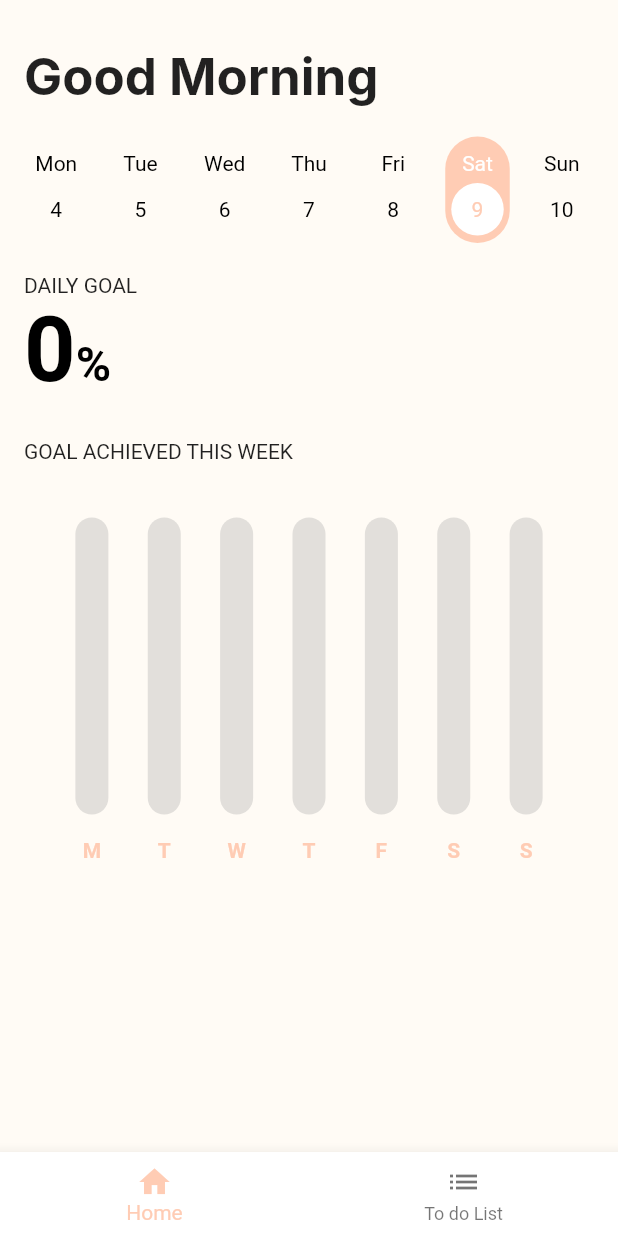
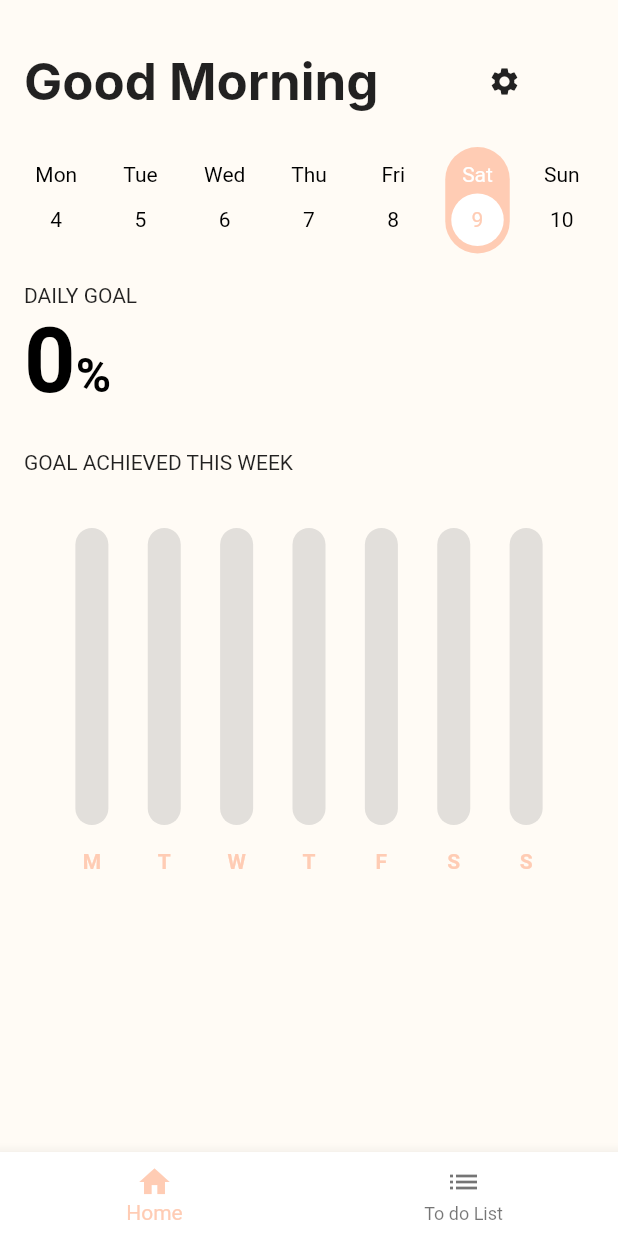
Before and after one commit to GianMen91/my_new_habits, a Flutter app: the screen it shows after launch, on a phone screen of 412 x 824 dp. Run offline on Flutter 3.47's test engine with Material 2 defaults, Android fonts, the phone set to English and light mode, and no system bars; drawn by our look-alikes of fl_chart; our stand-ins replace flutter_datetime_picker, flutter_local_notifications, sqflite, timezone; accounts and stored records are empty; Roboto replaces fonts that are missing (Inter).

Commit message:
add navigation to settings

```diff
--- a/lib/home.dart
+++ b/lib/home.dart
@@ -1,5 +1,6 @@
 import 'package:fl_chart/fl_chart.dart';
 import 'package:flutter/material.dart';
+import 'package:newmehabits2/settings.dart';
 import 'package:newmehabits2/todo_history.dart';
 import 'costants/constants.dart';
 import 'todo.dart';
@@ -100,6 +101,17 @@ class _HomePageWidgetState extends State<HomePageWidget> {
                             fontSize: 34,
                             fontWeight: FontWeight.bold,
                           ),
+                        ),
+                        const SizedBox(width: 60),
+                        IconButton(
+                          onPressed: () {
+                            Navigator.push(
+                              context,
+                              MaterialPageRoute(builder: (context) =>  Settings(onFavouriteChange: _loadTodosFromDatabase)),
+                            );
+                          },
+                          iconSize: 22,
+                          icon: new Icon(Icons.settings),
                         ),
                       ],
                     ),
```
